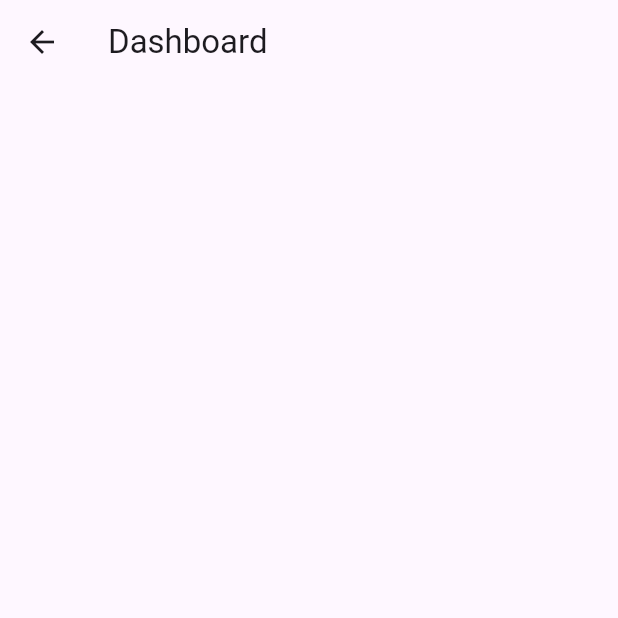
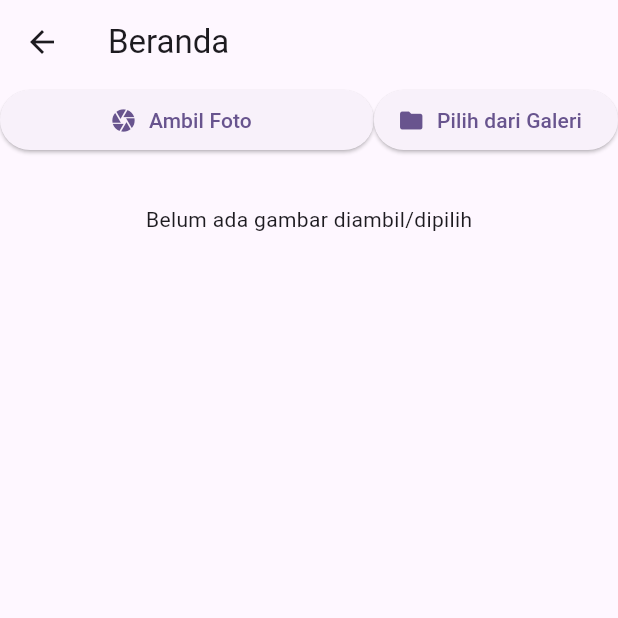
Before and after one commit to fasyaaa/CameraFile_0177, a Flutter app: the HomePage screen opened directly, on a phone screen of 412 x 824 dp, the top half of it. Run offline on Flutter 3.47's test engine with Material 3 defaults, Android fonts, the phone set to English and light mode, and no system bars; our stand-ins replace bloc, camera, flutter_bloc, image_picker, permission_handler.

Commit message:
ADD - HomePage with camera and gallery integration

```diff
--- a/lib/home_page.dart
+++ b/lib/home_page.dart
@@ -1,4 +1,6 @@
+import 'package:camera_project/bloc/camera_bloc.dart';
 import 'package:flutter/material.dart';
+import 'package:flutter_bloc/flutter_bloc.dart';
 
 class HomePage extends StatelessWidget {
   const HomePage({super.key});
@@ -6,14 +8,83 @@ class HomePage extends StatelessWidget {
   @override
   Widget build(BuildContext context) {
     return Scaffold(
-      appBar: AppBar(
-        title: const Text("Dashboard"),
-        actions: const [],
-      ),
-      body: SingleChildScrollView(
-        padding: const EdgeInsets.all(10.0),
-        child: Column(
-            children: [],
+      appBar: AppBar(title: const Text("Beranda")),
+      body: SafeArea(
+        child: BlocConsumer<CameraBloc, CameraState>(
+          listener: (context, state) {
+            if (state is CameraReady && state.snackbarMessage != null) {
+              ScaffoldMessenger.of(
+                context,
+              ).showSnackBar(SnackBar(content: Text(state.snackbarMessage!)));
+              context.read<CameraBloc>().add(ClearSnackbar());
+            }
+          },
+          builder: (context, state) {
+            // final File? imageFile = state is CameraReady ? state.imageFile : null;
+            return Column(
+              crossAxisAlignment: CrossAxisAlignment.center,
+              children: [
+                Row(
+                  children: [
+                    Expanded(
+                      child: ElevatedButton.icon(
+                        icon: const Icon(Icons.camera),
+                        label: const Text('Ambil Foto'),
+                        onPressed: () {
+                          final bloc = context.read()<CameraBloc>();
+                          if (bloc.state is! CameraReady) {
+                            bloc.add(InitializeCamera());
+                          }
+                          bloc.add(OpenCameraAndCapture(context));
+                        },
+                      ),
+                    ),
+                    ElevatedButton.icon(
+                      icon: const Icon(Icons.folder),
+                      label: const Text('Pilih dari Galeri'),
+                      onPressed:
+                          () => context.read<CameraBloc>().add(
+                            PickImageFromGallery(),
+                          ),
+                    ),
+                  ],
+                ),
+                const SizedBox(height: 20),
+                BlocBuilder<CameraBloc, CameraState>(
+                  builder: (context, state) {
+                    final imageFile =
+                        state is CameraReady ? state.imageFile : null;
+
+                    return imageFile != null
+                        ? Column(
+                          children: [
+                            Padding(
+                              padding: const EdgeInsets.all(8.0),
+                              child: Image.file(
+                                imageFile,
+                                width: double.infinity,
+                              ),
+                            ),
+                            Text('Gambar disimpan di: ${imageFile.path}'),
+                            ElevatedButton.icon(
+                              icon: const Icon(Icons.delete),
+                              label: const Text('Hapus Gambar'),
+                              onPressed:
+                                  () => context.read<CameraBloc>().add(
+                                    DeleteImage(),
+                                  ),
+                            ),
+                          ],
+                        )
+                        : const Padding(
+                          padding: EdgeInsets.all(12.0),
+                          child: Text('Belum ada gambar diambil/dipilih'),
+                        );
+                  },
+                ),
+              ],
+            );
+          },
         ),
       ),
     );
```
